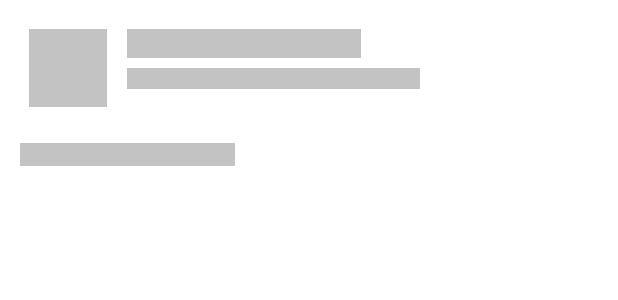
After one commit to raushankit/ILights, an Android app: the layout user_data_shimmer.xml on its own in the app's theme, with its tools: preview values and no code run, on a phone screen of 412 x 824 dp. The commit adds this screen. Shown: the top 300 px of the screen. Run offline under Robolectric (Android 15) with nearby library versions, the phone set to English and light mode, and no system bars.

Commit message:
added shimmer

```diff
--- a/app/src/main/java/com/raushankit/ILghts/WorkActivity.java
+++ b/app/src/main/java/com/raushankit/ILghts/WorkActivity.java
@@ -54,7 +54,6 @@ public class WorkActivity extends AppCompatActivity {
         if(receiveIntent == null) return;
         String page = receiveIntent.getStringExtra(PageKeys.WHICH_PAGE.name());
         if(page == null) return;
-        Log.e(TAG, "switchFrags: page_name = " + page);
         replaceFragment(page);
     }
 
@@ -90,6 +89,8 @@ public class WorkActivity extends AppCompatActivity {
             window.setStatusBarColor(getColor(R.color.controller_title_background));
             ft.replace(R.id.work_main_frame, ControllerFragment.newInstance());
             ft.commit();
+        }else{
+            Log.d(TAG, "replaceFragment: invalid Fragment action");
         }
     }
 }
--- a/app/src/main/java/com/raushankit/ILghts/fragments/ControllerFragment.java
+++ b/app/src/main/java/com/raushankit/ILghts/fragments/ControllerFragment.java
@@ -6,6 +6,7 @@ import android.view.LayoutInflater;
 import android.view.View;
 import android.view.ViewGroup;
 import android.widget.ImageButton;
+import android.widget.TextView;
 
 import androidx.annotation.NonNull;
 import androidx.annotation.Nullable;
@@ -19,6 +20,7 @@ import com.google.android.material.snackbar.Snackbar;
 import com.google.firebase.auth.FirebaseAuth;
 import com.google.firebase.database.DatabaseReference;
 import com.google.firebase.database.FirebaseDatabase;
+import com.google.firebase.database.ServerValue;
 import com.raushankit.ILghts.R;
 import com.raushankit.ILghts.adapter.PinListAdapter;
 import com.raushankit.ILghts.entity.ControllerFragActions;
@@ -40,7 +42,7 @@ public class ControllerFragment extends Fragment {
     private DatabaseReference db;
     private FirebaseAuth mAuth;
 
-    private ControllerFragment() {
+    public ControllerFragment() {
         // Required empty public constructor
     }
 
@@ -61,6 +63,7 @@ public class ControllerFragment extends Fragment {
         View view = inflater.inflate(R.layout.fragment_controller, container, false);
         db = FirebaseDatabase.getInstance().getReference();
         settingsButton = view.findViewById(R.id.frag_controller_settings_button);
+        TextView boardStatus = view.findViewById(R.id.frag_controller_board_status);
         shimmerFrameLayout = view.findViewById(R.id.frag_controller_shimmer_container);
         shimmerFrameLayout.setVisibility(View.VISIBLE);
         shimmerFrameLayout.startShimmer();
--- a/app/src/main/java/com/raushankit/ILghts/fragments/settings/EditPinsFragment.java
+++ b/app/src/main/java/com/raushankit/ILghts/fragments/settings/EditPinsFragment.java
@@ -1,6 +1,7 @@
 package com.raushankit.ILghts.fragments.settings;
 
 import android.os.Bundle;
+import android.util.Log;
 import android.util.Pair;
 import android.view.LayoutInflater;
 import android.view.View;
@@ -46,7 +47,7 @@ public class EditPinsFragment extends Fragment {
         ShimmerFrameLayout shimmerFrameLayout = view.findViewById(R.id.frag_edit_pin_shimmer_frame);
 
         List<Integer> pinList = new ArrayList<>();
-        AtomicInteger allPin = new AtomicInteger();
+        AtomicInteger allPin = new AtomicInteger(0);
 
         EditPinAdapter adapter = new EditPinAdapter(getString(R.string.add_pin_item_title), value -> settingCommViewModel.selectItem(new Pair<>("edit_pin", value)));
         recyclerView.setAdapter(adapter);
@@ -78,6 +79,8 @@ public class EditPinsFragment extends Fragment {
                 }
                 pinList.forEach(pin -> pins.set(pin,Boolean.FALSE));
                 settingCommViewModel.selectItem(new Pair<>("add_pin", pins));
+            }else{
+                Log.d(TAG, "onCreateView: bad request");
             }
         });
         return view;
--- a/app/src/main/res/layout/fragment_manage_user.xml
+++ b/app/src/main/res/layout/fragment_manage_user.xml
@@ -12,6 +12,7 @@
         android:layout_width="0dp"
         android:layout_height="@dimen/_40sdp"
         android:autofillHints="name"
+        android:layout_marginTop="@dimen/_5sdp"
         android:background="@drawable/custom_edit_text"
         android:drawableStart="@drawable/ic_baseline_email_24"
         android:hint="@string/email_search_hint"
@@ -21,7 +22,6 @@
         android:paddingStart="@dimen/_15sdp"
         android:drawablePadding="@dimen/_10sdp"
         android:paddingEnd="@dimen/_5sdp"
-        android:textColor="@color/black"
         android:textSize="@dimen/_13sdp"
         app:layout_constraintBottom_toBottomOf="@+id/manage_user_search_button"
         app:layout_constraintEnd_toStartOf="@+id/manage_user_search_button"
@@ -46,8 +46,8 @@
         android:layout_height="wrap_content"
         android:animateLayoutChanges="true"
         android:animationCache="true"
-        android:visibility="visible"
-        app:shimmer_auto_start="true"
+        android:visibility="gone"
+        app:shimmer_auto_start="false"
         app:shimmer_repeat_mode="restart"
         app:layout_constraintEnd_toEndOf="parent"
         app:layout_constraintStart_toStartOf="parent"
--- a/app/src/main/res/layout/user_data.xml
+++ b/app/src/main/res/layout/user_data.xml
@@ -52,5 +52,4 @@
         app:layout_constraintStart_toStartOf="@id/user_info_profile_pic"
         app:layout_constraintTop_toBottomOf="@+id/user_info_profile_pic" />
 
-
 </androidx.constraintlayout.widget.ConstraintLayout>
--- /dev/null
+++ b/app/src/main/res/layout/user_data_shimmer.xml
@@ -0,0 +1,44 @@
+<?xml version="1.0" encoding="utf-8"?>
+<RelativeLayout xmlns:android="http://schemas.android.com/apk/res/android"
+    android:layout_width="match_parent"
+    android:layout_height="@dimen/_100sdp"
+    android:paddingTop="@dimen/_15sdp"
+    android:paddingBottom="@dimen/_15sdp">
+
+    <View
+        android:id="@+id/user_info_shimmer_profile_pic"
+        android:layout_width="@dimen/_40sdp"
+        android:layout_height="@dimen/_40sdp"
+        android:layout_alignParentTop="true"
+        android:layout_alignParentStart="true"
+        android:layout_marginStart="@dimen/_15sdp"
+        android:textSize="@dimen/_15sdp"
+        android:background="@color/pin_item_shimmer_frame" />
+
+    <View
+        android:id="@+id/user_info_shimmer_name"
+        android:layout_width="@dimen/_120sdp"
+        android:layout_height="@dimen/_15sdp"
+        android:layout_alignParentTop="true"
+        android:layout_toEndOf="@id/user_info_shimmer_profile_pic"
+        android:background="@color/pin_item_shimmer_frame"
+        android:layout_marginStart="@dimen/_10sdp" />
+    <View
+        android:id="@+id/user_info_shimmer_email"
+        android:layout_width="@dimen/_150sdp"
+        android:layout_height="@dimen/_11sdp"
+        android:layout_alignTop="@id/user_info_shimmer_name"
+        android:layout_marginTop="@dimen/_20sdp"
+        android:layout_toEndOf="@id/user_info_shimmer_profile_pic"
+        android:background="@color/pin_item_shimmer_frame"
+        android:layout_marginStart="@dimen/_10sdp" />
+
+    <View
+        android:id="@+id/user_info_shimmer_access_level"
+        android:layout_width="@dimen/_110sdp"
+        android:layout_height="@dimen/_12sdp"
+        android:layout_alignParentBottom="true"
+        android:layout_alignParentStart="true"
+        android:background="@color/pin_item_shimmer_frame"
+        android:layout_marginStart="@dimen/_10sdp" />
+</RelativeLayout>
```
Also changed, not shown: app/src/main/java/com/raushankit/ILghts/SettingsActivity.java (+8 -4 lines), app/src/main/res/layout/settings_activity.xml (+14 -10 lines).
